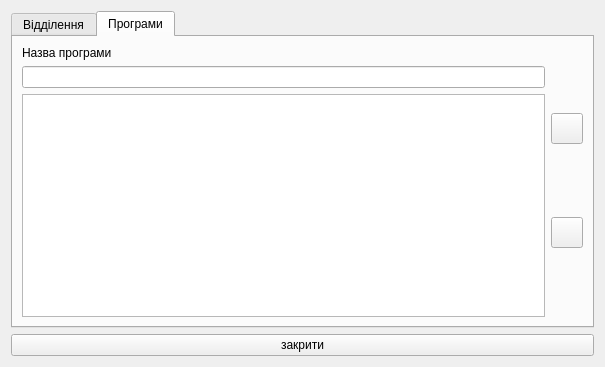
This is yesport_tracker/settingswindow.ui in shybovycha/yesport_tracker as Qt 5 draws it before an edit. The edited form follows.
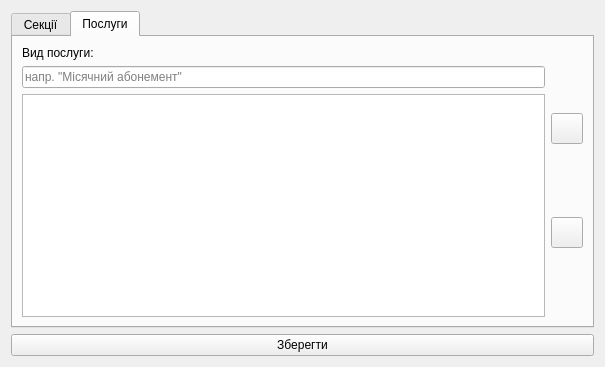
This is the edited form. The open tabs and pages were chosen to show the change. Icons and pictures are not drawn.

What changed in the file:
```diff
--- a/yesport_tracker/settingswindow.ui
+++ b/yesport_tracker/settingswindow.ui
@@ -33,7 +33,7 @@
        </property>
        <widget class="QWidget" name="departmentsTab">
         <attribute name="title">
-         <string>Відділення</string>
+         <string>Секції</string>
         </attribute>
         <layout class="QGridLayout" name="gridLayout">
          <item row="0" column="1">
@@ -102,7 +102,7 @@
        </widget>
        <widget class="QWidget" name="programsTab">
         <attribute name="title">
-         <string>Програми</string>
+         <string>Послуги</string>
         </attribute>
         <layout class="QGridLayout" name="gridLayout_2">
          <item row="0" column="1">
@@ -110,12 +110,16 @@
            <item>
             <widget class="QLabel" name="label_2">
              <property name="text">
-              <string>Назва програми</string>
+              <string>Вид послуги:</string>
              </property>
             </widget>
            </item>
            <item>
-            <widget class="QLineEdit" name="programNameEdit"/>
+            <widget class="QLineEdit" name="programNameEdit">
+             <property name="placeholderText">
+              <string>напр. &quot;Місячний абонемент&quot;</string>
+             </property>
+            </widget>
            </item>
            <item>
             <widget class="QListWidget" name="programsList"/>
@@ -167,7 +171,7 @@
      <item>
       <widget class="QPushButton" name="closeButton">
        <property name="text">
-        <string>закрити</string>
+        <string>Зберегти</string>
        </property>
       </widget>
      </item>
```
Left out of the diff: 7 changed lines with no effect on the pictures.
